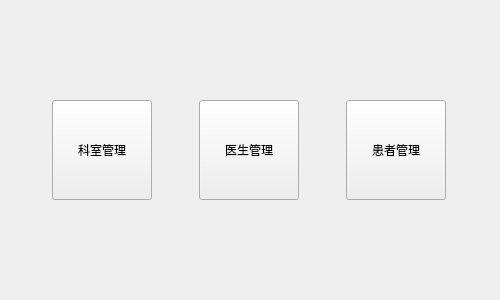
Qt form experiment/lab4/welcomeview.ui (skmgt/QtLearnCourse) before a commit.
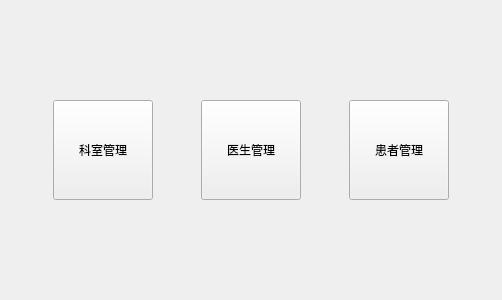
The same form after that commit.

The edit to the form file:
```diff
--- a/experiment/lab4/welcomeview.ui
+++ b/experiment/lab4/welcomeview.ui
@@ -6,7 +6,7 @@
    <rect>
     <x>0</x>
     <y>0</y>
-    <width>500</width>
+    <width>502</width>
     <height>300</height>
    </rect>
   </property>
```
